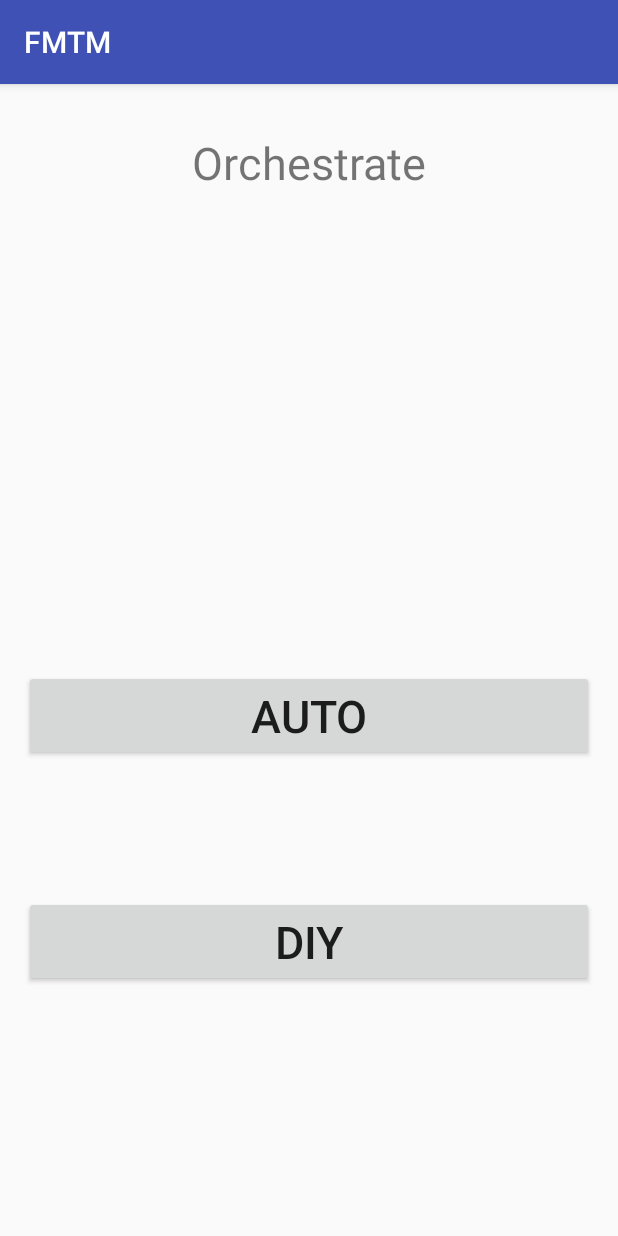
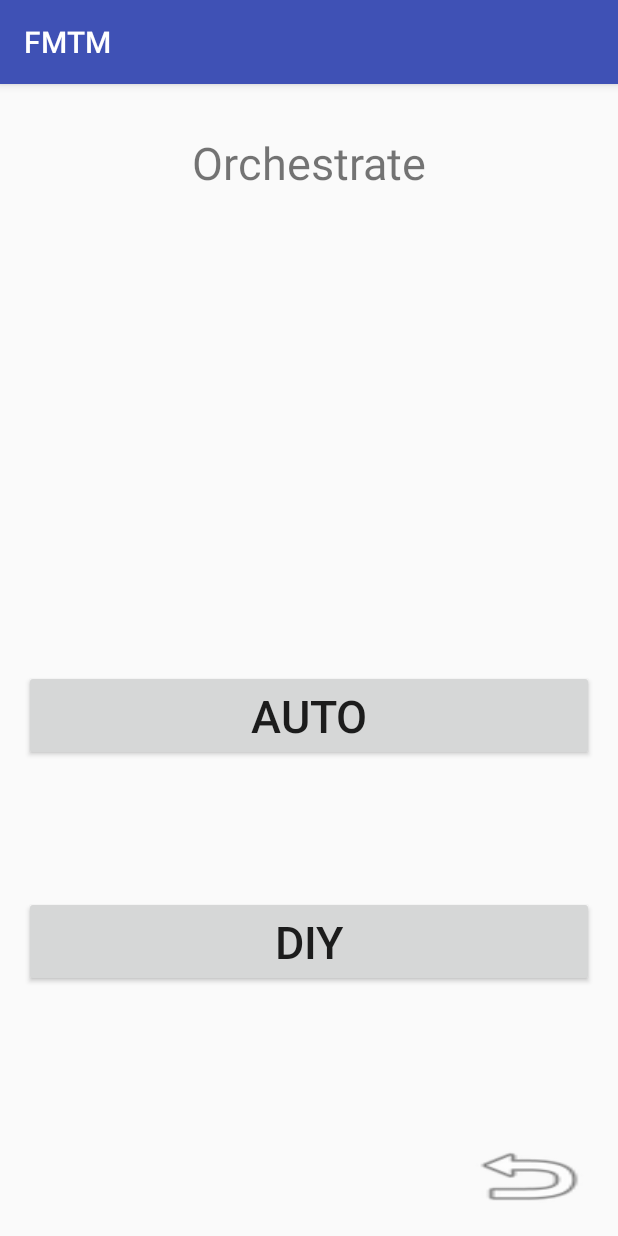
Before and after one commit to ahmed-bensaad/FMTM, an Android app: the OrchestrateActivity screen opened directly, with no data from a screen before it, on a phone screen of 412 x 824 dp. Run offline under Robolectric (Android 15) with nearby library versions, the phone set to English and light mode, and no system bars.

Commit message:
Creation du bouton retour dans l activité orchestrate + creation de l'activité vide DoItYourself

```diff
--- a/FromMindToMusic/app/src/main/java/com/oc/rss/frommindtomusic/HarmonizeActivity.java
+++ b/FromMindToMusic/app/src/main/java/com/oc/rss/frommindtomusic/HarmonizeActivity.java
@@ -5,7 +5,9 @@ import android.support.v7.app.AppCompatActivity;
 import android.os.Bundle;
 import android.view.View;
 import android.widget.Button;
-
+/**
+ * Created by Raphael on 09/01/2017.
+ */
 public class HarmonizeActivity extends AppCompatActivity {
 
     @Override
--- a/FromMindToMusic/app/src/main/java/com/oc/rss/frommindtomusic/OrchestrateActivity.java
+++ b/FromMindToMusic/app/src/main/java/com/oc/rss/frommindtomusic/OrchestrateActivity.java
@@ -26,6 +26,11 @@ public void onClick (View v){
         case R.id.diyButton:
             //a completer
             break;
+        case R.id.backButtonOrchestrate:
+            Intent j = new Intent(OrchestrateActivity.this, ChoiceActivity.class);
+            startActivity(j);
+            break;
+
     }
 }
 }
--- a/FromMindToMusic/app/src/main/res/layout/activity_orchestrate.xml
+++ b/FromMindToMusic/app/src/main/res/layout/activity_orchestrate.xml
@@ -41,6 +41,15 @@
         android:layout_above="@+id/diyButton"
         android:layout_alignStart="@+id/diyButton"
         android:onClick="onClick"/>
+    <Button
+        android:layout_width="wrap_content"
+        android:layout_height="wrap_content"
+        android:id="@+id/backButtonOrchestrate"
+        android:gravity="bottom|right|center_vertical"
+        android:background="@android:drawable/ic_menu_revert"
+        android:layout_alignParentBottom="true"
+        android:layout_alignParentEnd="true"
+        android:onClick="onClick"/>
 
 
 </RelativeLayout>
```
Also changed, not shown: FromMindToMusic/app/src/main/AndroidManifest.xml (+4 -4 lines), FromMindToMusic/app/src/main/java/com/oc/rss/frommindtomusic/DoItYourselfActivity.java (added, +13 -0 lines), FromMindToMusic/app/src/main/res/layout/activity_do_it_yourself.xml (added, +13 -0 lines).
